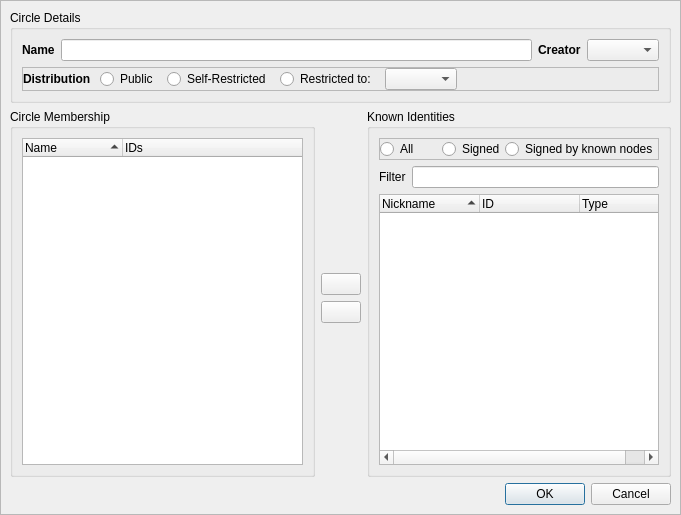
First picture: the form in retroshare-gui/src/gui/Circles/CreateCircleDialog.ui, repository RetroShare/RetroShare, before the edit.
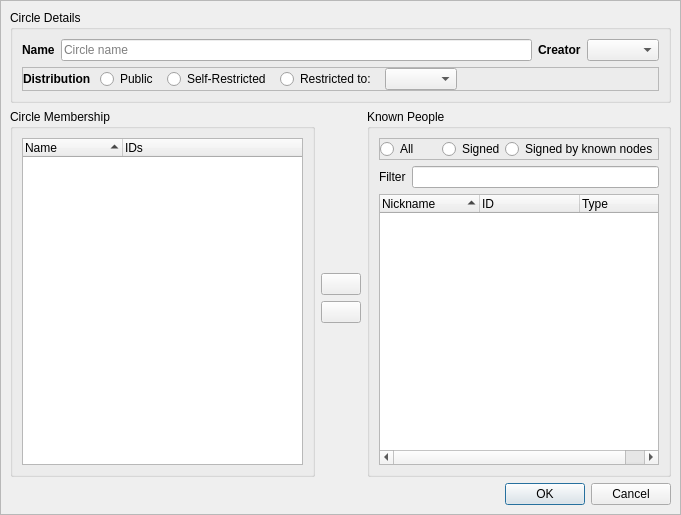
Second picture: the form after the edit. Icons and pictures are not drawn. Custom widgets are drawn as their Qt base class.

Diff of the .ui file:
```diff
--- a/retroshare-gui/src/gui/Circles/CreateCircleDialog.ui
+++ b/retroshare-gui/src/gui/Circles/CreateCircleDialog.ui
@@ -128,7 +128,7 @@
         <item>
          <widget class="QGroupBox" name="groupBox_4">
           <property name="title">
-           <string>Known Identities</string>
+           <string>Known People</string>
           </property>
           <layout class="QVBoxLayout" name="verticalLayout">
            <item>
@@ -240,7 +240,11 @@
             </widget>
            </item>
            <item>
-            <widget class="QLineEdit" name="circleName"/>
+            <widget class="QLineEdit" name="circleName">
+             <property name="placeholderText">
+              <string>Circle name</string>
+             </property>
+            </widget>
            </item>
            <item>
             <widget class="QLabel" name="idChooserLabel">
```
